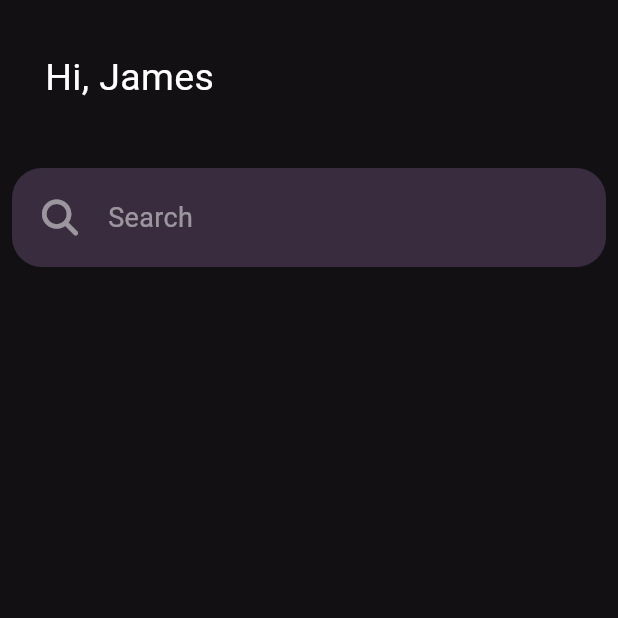
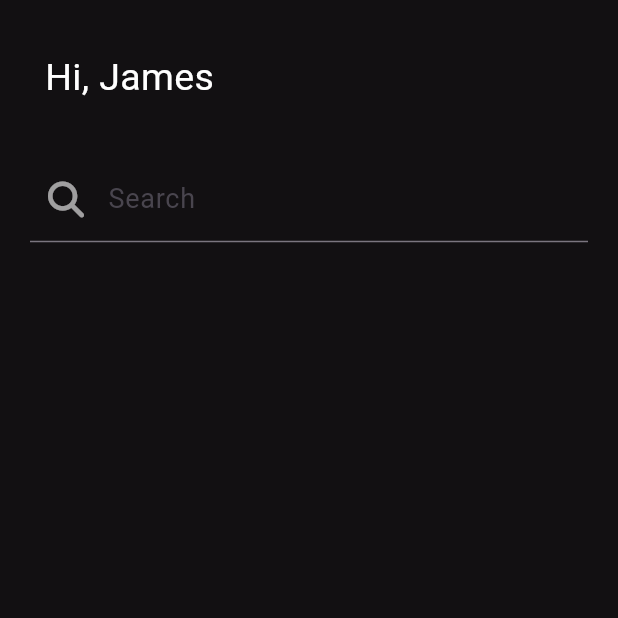
Before and after one commit to Tosin8/boxx, a Flutter app: the HomeScreen screen opened directly, on a phone screen of 412 x 824 dp, the top half of it. Run offline on Flutter 3.47's test engine with Material 3 defaults, Android fonts, the phone set to English and light mode, and no system bars; our stand-ins replace animate_do, font_awesome_flutter, page_transition, video_player.

Commit message:
Refactoring Search Btn

```diff
--- a/lib/screens/home/home.dart
+++ b/lib/screens/home/home.dart
@@ -30,23 +30,16 @@ class _HomeScreenState extends State<HomeScreen> {
               ),),
              // const SizedBox(height: 2),
               Padding(
-                padding: const EdgeInsets.all(8.0),
-                child: Container(
-                  padding: const EdgeInsets.all(20),
-                decoration: BoxDecoration(
-                  color: kSearchColor,
-                  borderRadius: BorderRadius.circular(20),
-                ),
-                child: Row(
-                  children: [
-                    Icon(
-                      FontAwesomeIcons.magnifyingGlass,
-                       color: Colors.white.withOpacity(0.5),
+                padding: const EdgeInsets.only(left: 20, right: 20),
+                child: TextFormField(
+                  decoration: InputDecoration(
+                    fillColor: kSearchColor,
+                    prefixIcon: Icon(FontAwesomeIcons.magnifyingGlass, color: Colors.white.withOpacity(0.6),
                     ),
-                    SizedBox(width: 20),
-                    Text('Search', style: TextStyle(color: Colors.white.withOpacity(0.5), fontSize: 18),)
-                  ],
-                ),
+                    labelText: 'Search',
+                    labelStyle: TextStyle(fontSize: 18),
+                  ),
+
                 ),
               ),
             ],
```
Also changed, not shown: lib/screens/trash.txt (added).
